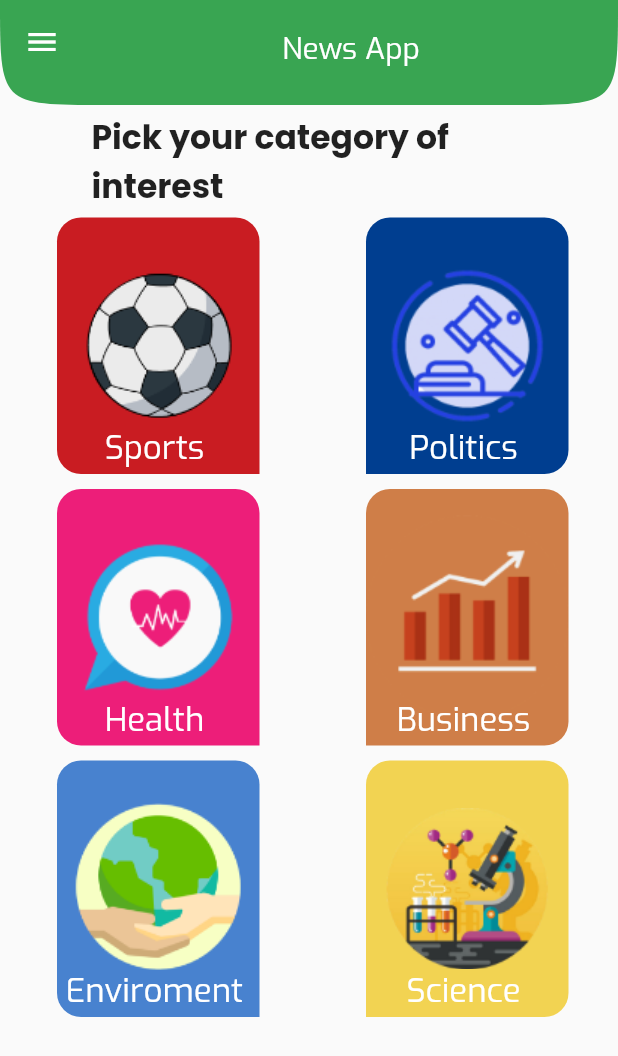
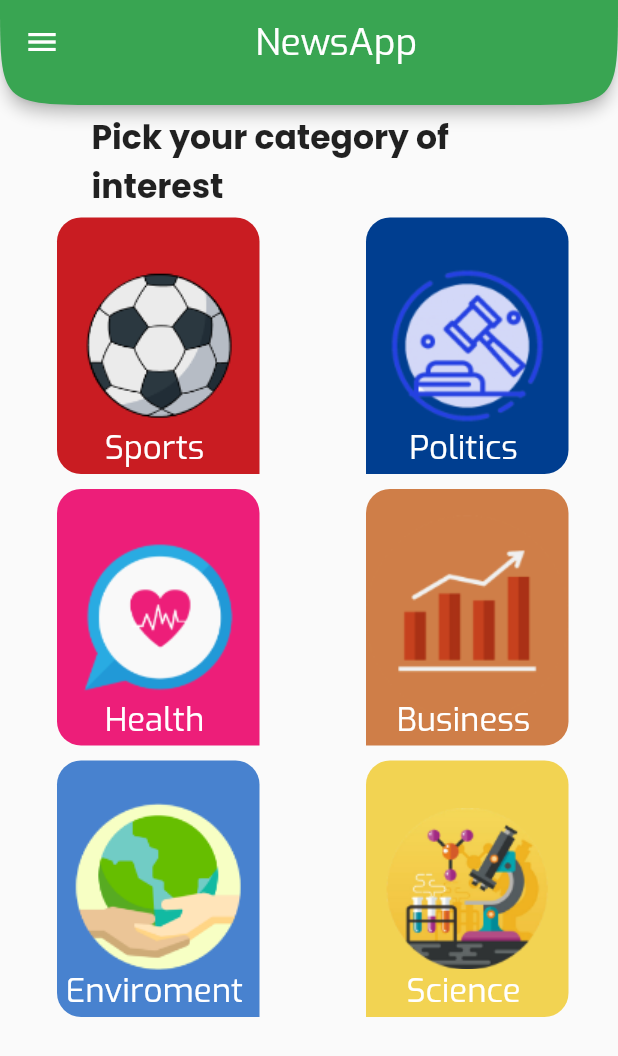
Before and after one commit to SalmaAhmed20/news_app, a Flutter app: the screen it shows after launch, on a phone screen of 412 x 824 dp. Shown: the top 1056 px of the screen. Run offline on Flutter 3.47's test engine with Material 2 defaults, Android fonts, the phone set to English and light mode, and no system bars; our stand-ins replace google_fonts.

Commit message:
Adjust appbar

```diff
--- a/lib/categoryScreen/CategoryMenu.dart
+++ b/lib/categoryScreen/CategoryMenu.dart
@@ -1,4 +1,3 @@
-
 import 'package:flutter/material.dart';
 import 'Decorate.dart';
 import 'package:news_app/reusableWidget/SideMenu.dart';
@@ -17,32 +16,43 @@ class _CategoryMenuState extends State<CategoryMenu> {
   @override
   Widget build(BuildContext context) {
     return Scaffold(
-      appBar:PreferredSize(
+        appBar: PreferredSize(
           preferredSize: const Size.fromHeight(70),
-        child: TopBar(false,"News App"),
+          child: AppBar(
+              shape: ContinuousRectangleBorder(
+                borderRadius: BorderRadius.only(
+                    bottomLeft: Radius.circular(100),
+                    bottomRight: Radius.circular(100)),
+              ),
+              title: Container(
+                padding: const EdgeInsets.fromLTRB(0, 0, 20, 0),
+                child: Center(
+                  child: Text("NewsApp",
+                      style: TextStyle(
+                        fontFamily: 'exo',
+                        fontSize: 25,
+                        fontWeight: FontWeight.w400,
+                      )),
+                ),
+              )),
         ),
         drawer: SideMenu(),
-      body:
-      ListView(children: [
-          Column(
-            children: [
-
+        body: ListView(children: [
+          Column(children: [
             Container(
               width: 300,
-              height:70,
-
-               child:Padding(padding:
-                const EdgeInsets.all(5.0),
+              height: 70,
+              child: Padding(
+                padding: const EdgeInsets.all(5.0),
                 child: Row(
-
-                mainAxisAlignment:MainAxisAlignment.start,
+                  mainAxisAlignment: MainAxisAlignment.start,
                   crossAxisAlignment: CrossAxisAlignment.start,
-
                   children: [
-                Expanded(child:
-                Stack(
+                    Expanded(
+                        child: Stack(
                       children: [
-                    Text("Pick your category of interest",
+                        Text(
+                          "Pick your category of interest",
                           style: TextStyle(
                             fontSize: 22,
                             fontWeight: FontWeight.bold,
@@ -50,20 +60,18 @@ class _CategoryMenuState extends State<CategoryMenu> {
                           ),
                           textAlign: TextAlign.left,
                           textDirection: TextDirection.ltr,
-
                         ),
-
                       ],
-                )
+                    )),
+                  ],
                 ),
-
-              ],),
-
               ),
             ),
             Row(children: [
-              NewsCategory("Sports", 'assets/images/sports.png',Color.fromARGB(255, 201, 28, 34),decore.decorateBottomLeft),
-              NewsCategory( "Politics", 'assets/images/Politics.png',Color.fromARGB(255, 0,62, 144),decore.decoratebottomRight),
+              NewsCategory("Sports", 'assets/images/sports.png',
+                  Color.fromARGB(255, 201, 28, 34), decore.decorateBottomLeft),
+              NewsCategory("Politics", 'assets/images/Politics.png',
+                  Color.fromARGB(255, 0, 62, 144), decore.decoratebottomRight),
             ]),
             Row(children: [
               NewsCategory("Health", 'assets/images/health.png',
@@ -86,5 +94,4 @@ class _CategoryMenuState extends State<CategoryMenu> {
           ]),
         ]));
   }
-
 }
--- a/lib/categoryScreen/NewsCategory.dart
+++ b/lib/categoryScreen/NewsCategory.dart
@@ -22,7 +22,8 @@ class NewsCategory extends StatelessWidget {
                     width: 135.0,
                     child:decorate(color,imagePath),
                   ),
-                  onTap: (){Navigator.pushReplacement(context,  MaterialPageRoute(builder: (context) =>HomeCatogrized(title)));},
+                  onTap: (){
+                    Navigator.pushReplacement(context,  MaterialPageRoute(builder: (context) =>HomeCatogrized(title)));},
                 ),
 
 
```
Lines whose indentation alone changed are shown as unchanged.
